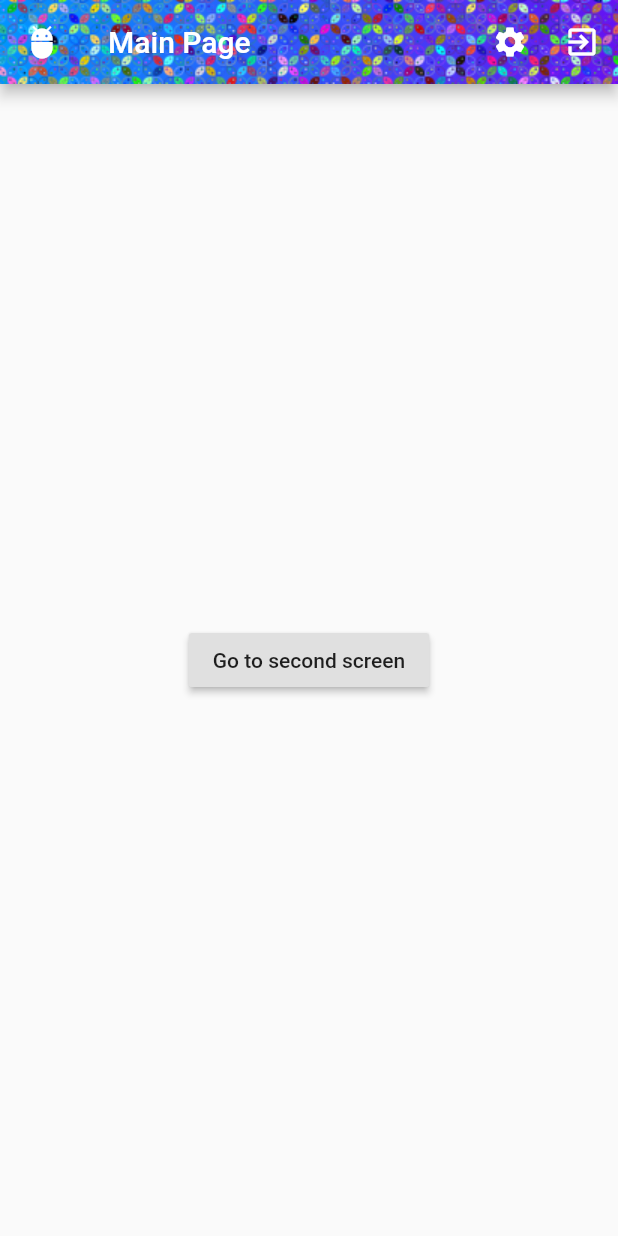
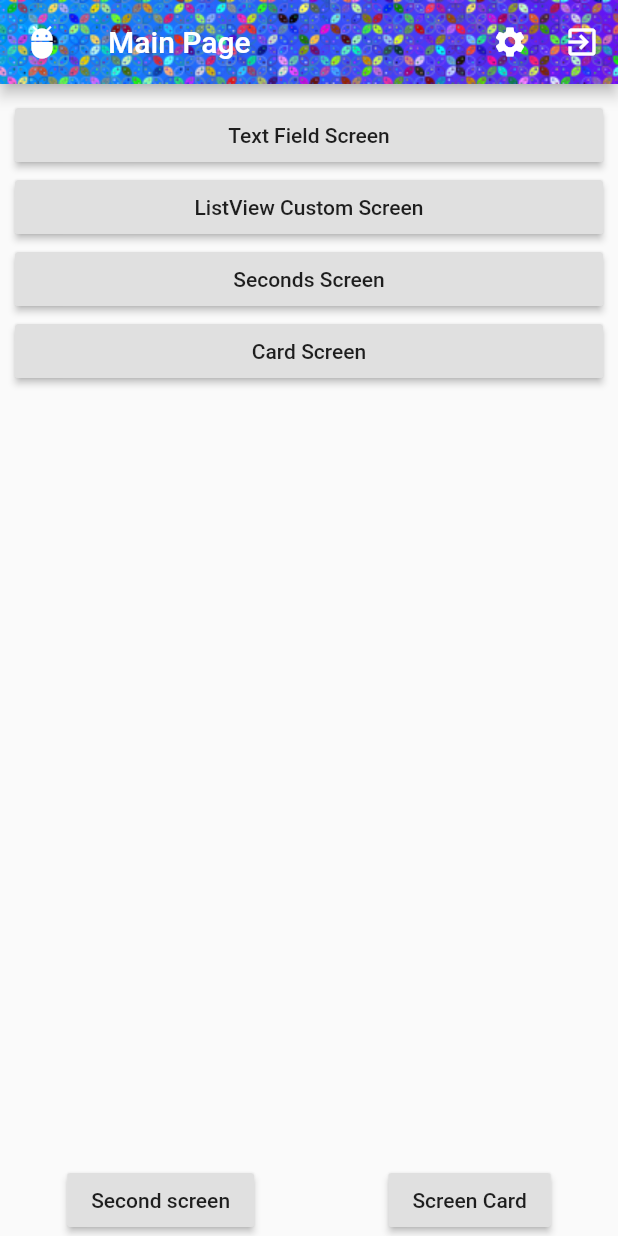
Before and after one commit to DepriPramana/BelajarFlutter, a Flutter app: the MainPage screen opened directly, on a phone screen of 412 x 824 dp. Run offline on Flutter 3.47's test engine with Material 2 defaults, Android fonts, the phone set to English and light mode, and no system bars.

Commit message:
Belajar Card, ListView dan Textfield

```diff
--- a/belajar_listview/lib/main_page.dart
+++ b/belajar_listview/lib/main_page.dart
@@ -1,4 +1,7 @@
+import 'package:belajar_listview/card_page.dart';
+import 'package:belajar_listview/list_page.dart';
 import 'package:belajar_listview/second_page.dart';
+import 'package:belajar_listview/textfield_page.dart';
 import 'package:flutter/material.dart';
 
 class MainPage extends StatelessWidget {
@@ -30,15 +33,81 @@ class MainPage extends StatelessWidget {
           ),
         ),
       ),
-      body: Center(
+      body: Column(
+        children: <Widget>[
+          Expanded(
+            child: ListView(
+              padding: EdgeInsets.all(10),
+              children: <Widget>[
+                Container(
                   child: RaisedButton(
-          child: Text("Go to second screen"),
+                    child: Text("Text Field Screen"),
+                    onPressed: () {
+                      Navigator.push(context,
+                          MaterialPageRoute(builder: (context) {
+                        return TextFieldPage();
+                      }));
+                    },
+                  ),
+                ),
+                Container(
+                  child: RaisedButton(
+                    child: Text("ListView Custom Screen"),
+                    onPressed: () {
+                      Navigator.push(context,
+                          MaterialPageRoute(builder: (context) {
+                        return MyListView();
+                      }));
+                    },
+                  ),
+                ),
+                Container(
+                  child: RaisedButton(
+                    child: Text("Seconds Screen"),
+                    onPressed: () {
+                      Navigator.push(context,
+                          MaterialPageRoute(builder: (context) {
+                        return SecondPage();
+                      }));
+                    },
+                  ),
+                ),
+                Container(
+                  child: RaisedButton(
+                    child: Text("Card Screen"),
+                    onPressed: () {
+                      Navigator.push(context,
+                          MaterialPageRoute(builder: (context) {
+                        return CardPage();
+                      }));
+                    },
+                  ),
+                )
+              ],
+            ),
+          ),
+          Row(
+            mainAxisAlignment: MainAxisAlignment.spaceAround,
+            children: <Widget>[
+              RaisedButton(
+                child: Text("Second screen"),
                 onPressed: () {
                   Navigator.push(context, MaterialPageRoute(builder: (context) {
                     return SecondPage();
                   }));
                 },
               ),
+              RaisedButton(
+                child: Text("Screen Card"),
+                onPressed: () {
+                  Navigator.push(context, MaterialPageRoute(builder: (context) {
+                    return CardPage();
+                  }));
+                },
+              ),
+            ],
+          )
+        ],
       ),
     );
   }
```
Also changed, not shown: belajar_listview/lib/card_page.dart (added, +60 -0 lines), belajar_listview/lib/list_page.dart (added, +126 -0 lines), belajar_listview/lib/textfield_page.dart (added, +33 -0 lines). Lines whose indentation alone changed are shown as unchanged.
